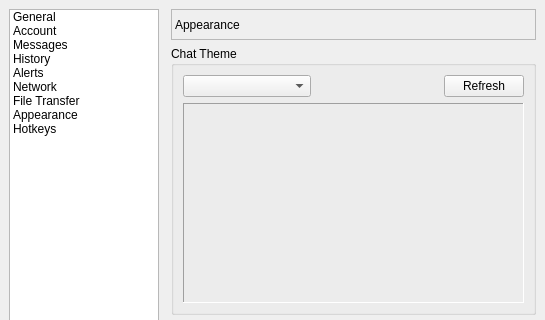
This is src/gui/main/settingsdialog.ui in lanmessenger/lanmessenger as Qt 5 draws it before an edit; both pictures show x 0 to 545 and y 0 to 320 of the 545 by 543 pixel window. The edited form follows.
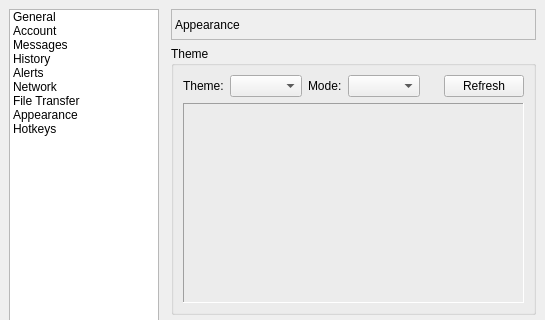
This is the edited form.

Commit message: lmc: drop legacy HTML themes, keep BubbleV2 with theme/mode choice

Patch:
```diff
--- a/src/gui/main/settingsdialog.ui
+++ b/src/gui/main/settingsdialog.ui
@@ -1829,11 +1829,18 @@
          <item>
           <widget class="QGroupBox" name="grpChatTheme">
            <property name="title">
-            <string>Chat Theme</string>
+             <string>Theme</string>
            </property>
            <layout class="QVBoxLayout" name="verticalLayout_30">
             <item>
              <layout class="QHBoxLayout" name="horizontalLayout_25">
+               <item>
+                <widget class="QLabel" name="lblTheme">
+                 <property name="text">
+                  <string>Theme:</string>
+                 </property>
+                </widget>
+               </item>
               <item>
                <widget class="QComboBox" name="cboTheme">
                 <property name="sizePolicy">
@@ -1844,6 +1851,16 @@
                 </property>
                </widget>
               </item>
+               <item>
+                <widget class="QLabel" name="lblMode">
+                 <property name="text">
+                  <string>Mode:</string>
+                 </property>
+                </widget>
+               </item>
+               <item>
+                <widget class="QComboBox" name="cboMode"/>
+               </item>
               <item>
                <spacer name="horizontalSpacer_23">
                 <property name="orientation">
```
Left out of the diff: 3 changed lines with no effect on the pictures. Lines whose indentation alone changed are shown as unchanged. The commit also changes 88 other files.
